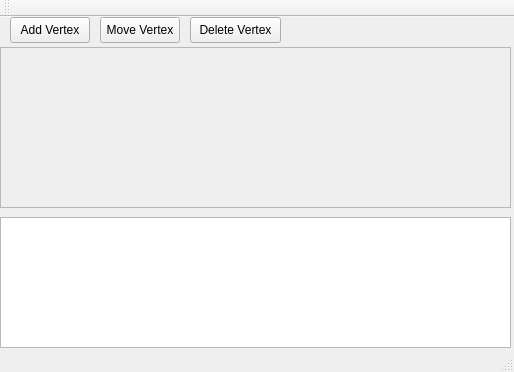
The window that cpp2013/GraphVizion/mainwindow.ui (Daiver/scripts) describes before a commit, drawn with Qt 5.
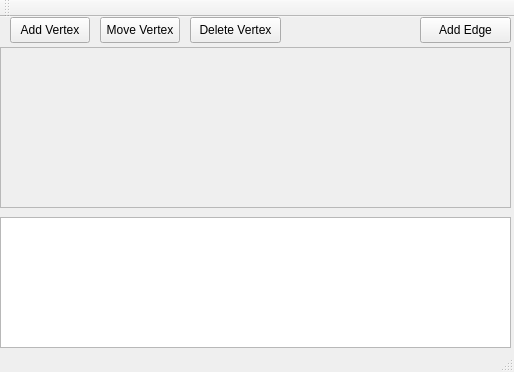
The same window after the commit.

The edit to the form file:
```diff
--- a/cpp2013/GraphVizion/mainwindow.ui
+++ b/cpp2013/GraphVizion/mainwindow.ui
@@ -86,6 +86,19 @@
      <string>Delete Vertex</string>
     </property>
    </widget>
+   <widget class="QPushButton" name="pushButton_5">
+    <property name="geometry">
+     <rect>
+      <x>420</x>
+      <y>0</y>
+      <width>91</width>
+      <height>26</height>
+     </rect>
+    </property>
+    <property name="text">
+     <string>Add Edge</string>
+    </property>
+   </widget>
   </widget>
   <widget class="QMenuBar" name="menuBar">
    <property name="geometry">
```
